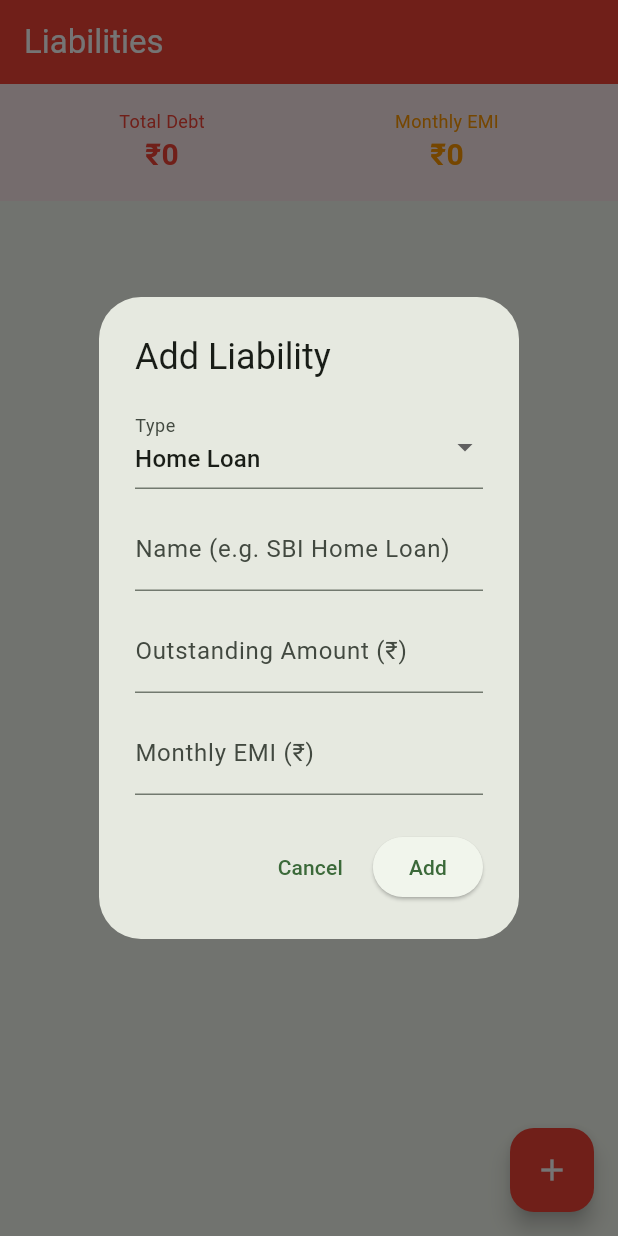
After one commit to logeethraj/finmap, a Flutter app: the LiabilitiesScreen screen opened directly, after a tap on the "add" icon, on a phone screen of 412 x 824 dp. The commit adds this screen. Run offline on Flutter 3.47's test engine with Material 3 defaults, Android fonts, the phone set to English and light mode, and no system bars; our stand-ins replace shared_preferences, supabase_flutter; accounts and stored records are empty.

Commit message:
Add liabilities screen with EMI tracking

```diff
--- a/lib/screens/dashboard_screen.dart
+++ b/lib/screens/dashboard_screen.dart
@@ -4,6 +4,7 @@ import 'assets_screen.dart';
 import 'transactions_screen.dart';
 import 'goals_screen.dart';
 import 'settings_screen.dart';
+import 'liabilities_screen.dart';
 
 class DashboardScreen extends StatefulWidget {
   const DashboardScreen({super.key});
@@ -26,8 +27,13 @@ class _DashboardScreenState extends State<DashboardScreen> {
 
   Future<void> _loadTotals() async {
     final assets = await _supabase.from('assets').select('amount');
-    final total = (assets as List).fold(0.0, (sum, a) => sum + (a['amount'] as num));
-    setState(() => _totalAssets = total);
+    final liabilities = await _supabase.from('liabilities').select('amount');
+    final totalAssets = (assets as List).fold(0.0, (sum, a) => sum + (a['amount'] as num));
+    final totalLiabilities = (liabilities as List).fold(0.0, (sum, l) => sum + (l['amount'] as num));
+    setState(() {
+      _totalAssets = totalAssets;
+      _totalLiabilities = totalLiabilities;
+    });
   }
 
   @override
@@ -35,6 +41,7 @@ class _DashboardScreenState extends State<DashboardScreen> {
     final screens = [
       _homeTab(),
       AssetsScreen(),
+      LiabilitiesScreen(),
       TransactionsScreen(),
       GoalsScreen(),
       SettingsScreen(),
@@ -54,6 +61,7 @@ class _DashboardScreenState extends State<DashboardScreen> {
         items: const [
           BottomNavigationBarItem(icon: Icon(Icons.dashboard), label: 'Dashboard'),
           BottomNavigationBarItem(icon: Icon(Icons.account_balance_wallet), label: 'Assets'),
+          BottomNavigationBarItem(icon: Icon(Icons.credit_card), label: 'Liabilities'),
           BottomNavigationBarItem(icon: Icon(Icons.swap_vert), label: 'Transactions'),
           BottomNavigationBarItem(icon: Icon(Icons.flag), label: 'Goals'),
           BottomNavigationBarItem(icon: Icon(Icons.settings), label: 'Settings'),
@@ -84,7 +92,7 @@ class _DashboardScreenState extends State<DashboardScreen> {
               width: double.infinity,
               padding: const EdgeInsets.all(24),
               decoration: BoxDecoration(
-                color: Colors.green,
+                color: netWorth >= 0 ? Colors.green : Colors.red,
                 borderRadius: BorderRadius.circular(16),
               ),
               child: Column(
--- /dev/null
+++ b/lib/screens/liabilities_screen.dart
@@ -0,0 +1,172 @@
+import 'package:flutter/material.dart';
+import 'package:supabase_flutter/supabase_flutter.dart';
+
+class LiabilitiesScreen extends StatefulWidget {
+  const LiabilitiesScreen({super.key});
+
+  @override
+  State<LiabilitiesScreen> createState() => _LiabilitiesScreenState();
+}
+
+class _LiabilitiesScreenState extends State<LiabilitiesScreen> {
+  final _supabase = Supabase.instance.client;
+  List<Map<String, dynamic>> _liabilities = [];
+  bool _isLoading = true;
+
+  @override
+  void initState() {
+    super.initState();
+    _loadLiabilities();
+  }
+
+  Future<void> _loadLiabilities() async {
+    final data = await _supabase
+        .from('liabilities')
+        .select()
+        .order('created_at', ascending: false);
+    setState(() {
+      _liabilities = List<Map<String, dynamic>>.from(data);
+      _isLoading = false;
+    });
+  }
+
+  Future<void> _deleteLiability(String id) async {
+    await _supabase.from('liabilities').delete().eq('id', id);
+    _loadLiabilities();
+  }
+
+  void _showAddDialog() {
+    final nameController = TextEditingController();
+    final amountController = TextEditingController();
+    final emiController = TextEditingController();
+    final categories = ['Home Loan', 'Car Loan', 'Personal Loan', 'Credit Card', 'Education Loan', 'Other'];
+    String selectedCategory = 'Home Loan';
+
+    showDialog(
+      context: context,
+      builder: (context) => StatefulBuilder(
+        builder: (context, setDialogState) => AlertDialog(
+          title: const Text('Add Liability'),
+          content: Column(
+            mainAxisSize: MainAxisSize.min,
+            children: [
+              DropdownButtonFormField<String>(
+                value: selectedCategory,
+                items: categories.map((c) => DropdownMenuItem(value: c, child: Text(c))).toList(),
+                onChanged: (v) => setDialogState(() => selectedCategory = v!),
+                decoration: const InputDecoration(labelText: 'Type'),
+              ),
+              const SizedBox(height: 12),
+              TextField(
+                controller: nameController,
+                decoration: const InputDecoration(labelText: 'Name (e.g. SBI Home Loan)'),
+              ),
+              const SizedBox(height: 12),
+              TextField(
+                controller: amountController,
+                keyboardType: TextInputType.number,
+                decoration: const InputDecoration(labelText: 'Outstanding Amount (₹)'),
+              ),
+              const SizedBox(height: 12),
+              TextField(
+                controller: emiController,
+                keyboardType: TextInputType.number,
+                decoration: const InputDecoration(labelText: 'Monthly EMI (₹)'),
+              ),
+            ],
+          ),
+          actions: [
+            TextButton(onPressed: () => Navigator.pop(context), child: const Text('Cancel')),
+            ElevatedButton(
+              onPressed: () async {
+                await _supabase.from('liabilities').insert({
+                  'user_id': _supabase.auth.currentUser!.id,
+                  'name': '${selectedCategory}: ${nameController.text}',
+                  'amount': double.parse(amountController.text),
+                  'emi': double.tryParse(emiController.text) ?? 0,
+                });
+                if (mounted) Navigator.pop(context);
+                _loadLiabilities();
+              },
+              child: const Text('Add'),
+            ),
+          ],
+        ),
+      ),
+    );
+  }
+
+  @override
+  Widget build(BuildContext context) {
+    final total = _liabilities.fold(0.0, (sum, l) => sum + (l['amount'] as num));
+    final totalEmi = _liabilities.fold(0.0, (sum, l) => sum + (l['emi'] as num));
+
+    return Scaffold(
+      appBar: AppBar(
+        title: const Text('Liabilities'),
+        backgroundColor: Colors.red,
+        foregroundColor: Colors.white,
+      ),
+      floatingActionButton: FloatingActionButton(
+        onPressed: _showAddDialog,
+        backgroundColor: Colors.red,
+        child: const Icon(Icons.add, color: Colors.white),
+      ),
+      body: Column(
+        children: [
+          Container(
+            width: double.infinity,
+            padding: const EdgeInsets.all(16),
+            color: Colors.red.shade50,
+            child: Row(
+              mainAxisAlignment: MainAxisAlignment.spaceAround,
+              children: [
+                Column(children: [
+                  const Text('Total Debt', style: TextStyle(color: Colors.red, fontSize: 12)),
+                  Text('₹${total.toStringAsFixed(0)}',
+                      style: const TextStyle(color: Colors.red, fontSize: 20, fontWeight: FontWeight.bold)),
+                ]),
+                Column(children: [
+                  const Text('Monthly EMI', style: TextStyle(color: Colors.orange, fontSize: 12)),
+                  Text('₹${totalEmi.toStringAsFixed(0)}',
+                      style: const TextStyle(color: Colors.orange, fontSize: 20, fontWeight: FontWeight.bold)),
+                ]),
+              ],
+            ),
+          ),
+          Expanded(
+            child: _isLoading
+                ? const Center(child: CircularProgressIndicator())
+                : _liabilities.isEmpty
+                    ? const Center(child: Text('No liabilities. Tap + to add one.'))
+                    : ListView.builder(
+                        itemCount: _liabilities.length,
+                        itemBuilder: (context, index) {
+                          final l = _liabilities[index];
+                          return ListTile(
+                            leading: const CircleAvatar(
+                              backgroundColor: Colors.red,
+                              child: Icon(Icons.credit_card, color: Colors.white),
+                            ),
+                            title: Text(l['name']),
+                            subtitle: Text('EMI: ₹${l['emi']}'),
+                            trailing: Row(
+                              mainAxisSize: MainAxisSize.min,
+                              children: [
+                                Text('₹${l['amount']}',
+                                    style: const TextStyle(color: Colors.red, fontWeight: FontWeight.bold)),
+                                IconButton(
+                                  icon: const Icon(Icons.delete, color: Colors.red),
+                                  onPressed: () => _deleteLiability(l['id']),
+                                ),
+                              ],
+                            ),
+                          );
+                        },
+                      ),
+          ),
+        ],
+      ),
+    );
+  }
+}
```
